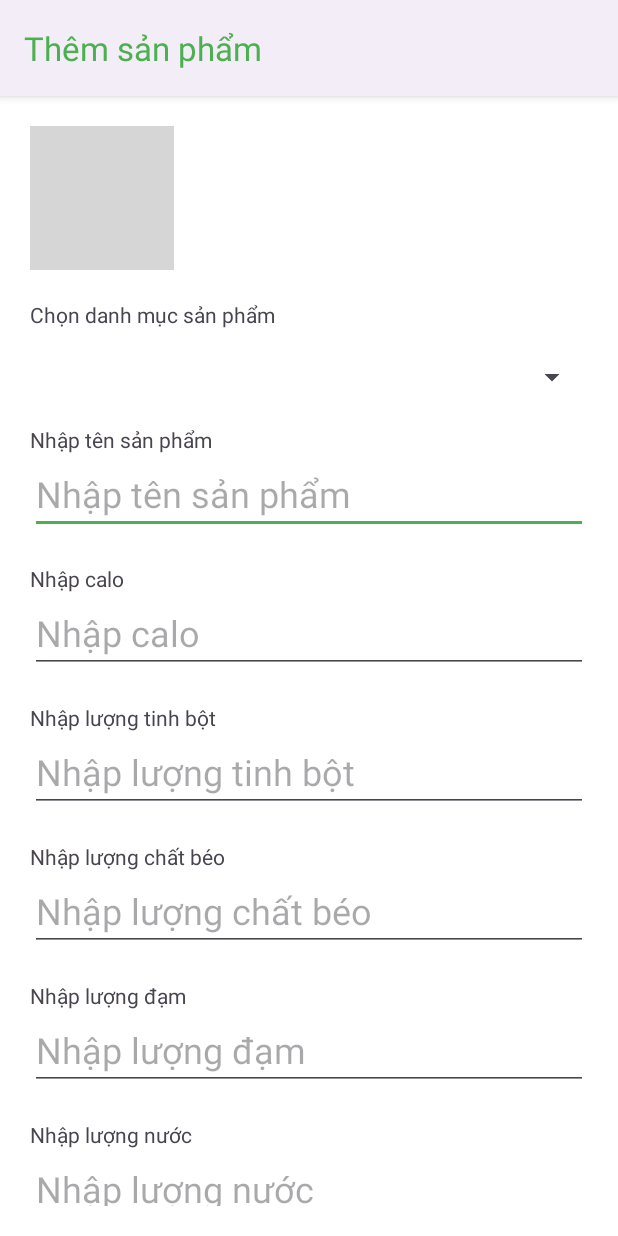
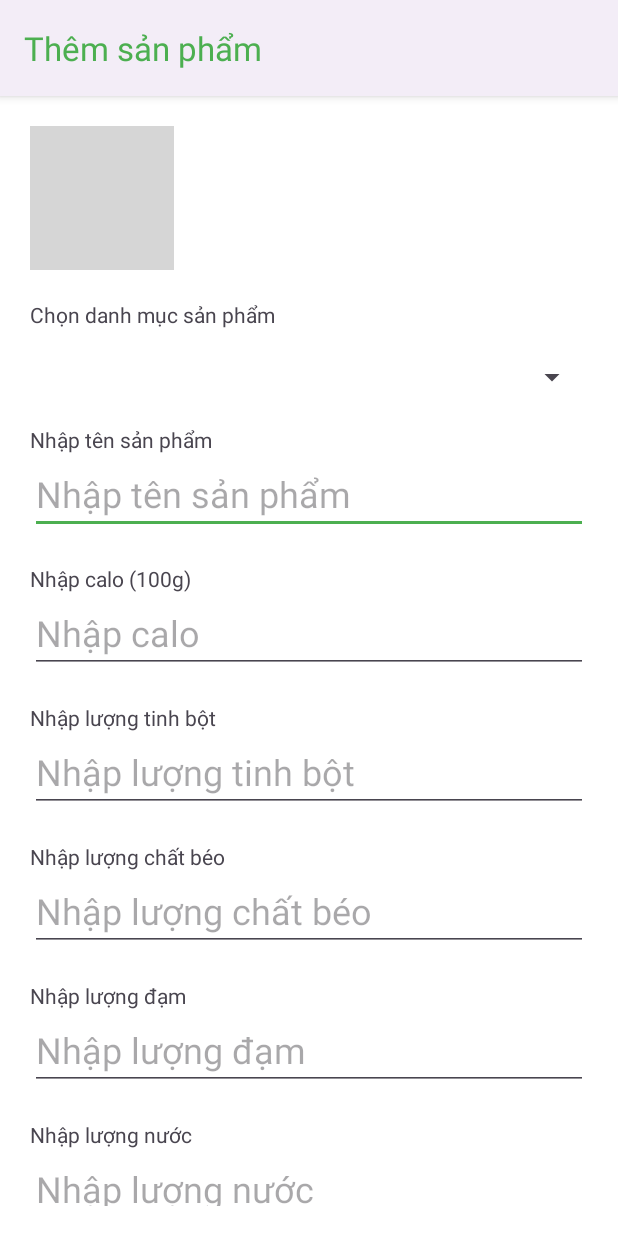
Before and after one commit to Hua-Kieu-Lam/Android_App, an Android app: the ProductAddActivity screen opened directly, with no data from a screen before it, on a phone screen of 412 x 824 dp. Run offline under Robolectric (Android 15) with nearby library versions, the phone set to English and light mode, and no system bars; our stand-ins replace Firebase (no records; nobody signed in at launch, a user with empty details on screens opened directly); pictures from the network do not load; grey boxes are pictures that could not be loaded.

Commit message:
Fix UI (99.99%)

```diff
--- a/app/src/main/res/layout/activity_category.xml
+++ b/app/src/main/res/layout/activity_category.xml
@@ -30,6 +30,7 @@
         android:layout_width="0dp"
         android:layout_height="0dp"
         android:paddingTop="20dp"
+        android:paddingBottom="50dp"
         app:layout_constraintBottom_toBottomOf="parent"
         app:layout_constraintEnd_toEndOf="parent"
         app:layout_constraintStart_toStartOf="parent"
--- a/app/src/main/res/layout/activity_product_add.xml
+++ b/app/src/main/res/layout/activity_product_add.xml
@@ -64,7 +64,7 @@
                 android:layout_width="match_parent"
                 android:layout_height="wrap_content"
                 android:layout_marginTop="20dp"
-                android:text="Nhập calo"
+                android:text="Nhập calo (100g)"
                  />
             <EditText
                 android:id="@+id/edtProductCalo"
--- a/app/src/main/res/layout/activity_product_detail.xml
+++ b/app/src/main/res/layout/activity_product_detail.xml
@@ -91,7 +91,7 @@
                         android:layout_width="wrap_content"
                         android:layout_height="wrap_content"
                         android:layout_gravity="center"
-                        android:text="Năng lượng (CALO)"
+                        android:text="Năng lượng (Calo/100g)"
                         android:textColor="@color/light_green"
                         android:textSize="20sp"
                         android:textStyle="bold" />
--- a/app/src/main/res/layout/activity_product_update.xml
+++ b/app/src/main/res/layout/activity_product_update.xml
@@ -65,7 +65,7 @@
                 android:layout_width="match_parent"
                 android:layout_height="wrap_content"
                 android:layout_marginTop="20dp"
-                android:text="Nhập calo"
+                android:text="Nhập calo (100g)"
                  />
             <EditText
                 android:id="@+id/edtProductCalo"
--- a/app/src/main/res/layout/admin_category_item.xml
+++ b/app/src/main/res/layout/admin_category_item.xml
@@ -24,6 +24,7 @@
         android:layout_marginStart="10dp"
         android:gravity="center_vertical"
         android:orientation="vertical"
+        app:layout_constraintBottom_toBottomOf="parent"
         app:layout_constraintStart_toEndOf="@+id/imvCategory"
         app:layout_constraintTop_toTopOf="parent">
 
@@ -33,7 +34,7 @@
             android:layout_height="wrap_content"
             android:text="Category Name"
             android:textColor="@color/dark_green"
-            android:textSize="20sp"
+            android:textSize="18sp"
             android:textStyle="bold" />
 
     </LinearLayout>
--- a/app/src/main/res/layout/admin_product_item.xml
+++ b/app/src/main/res/layout/admin_product_item.xml
@@ -33,7 +33,7 @@
             android:layout_height="wrap_content"
             android:text="Product Name"
             android:textColor="@color/dark_green"
-            android:textSize="20sp"
+            android:textSize="18sp"
             android:textStyle="bold" />
 
         <TextView
```
